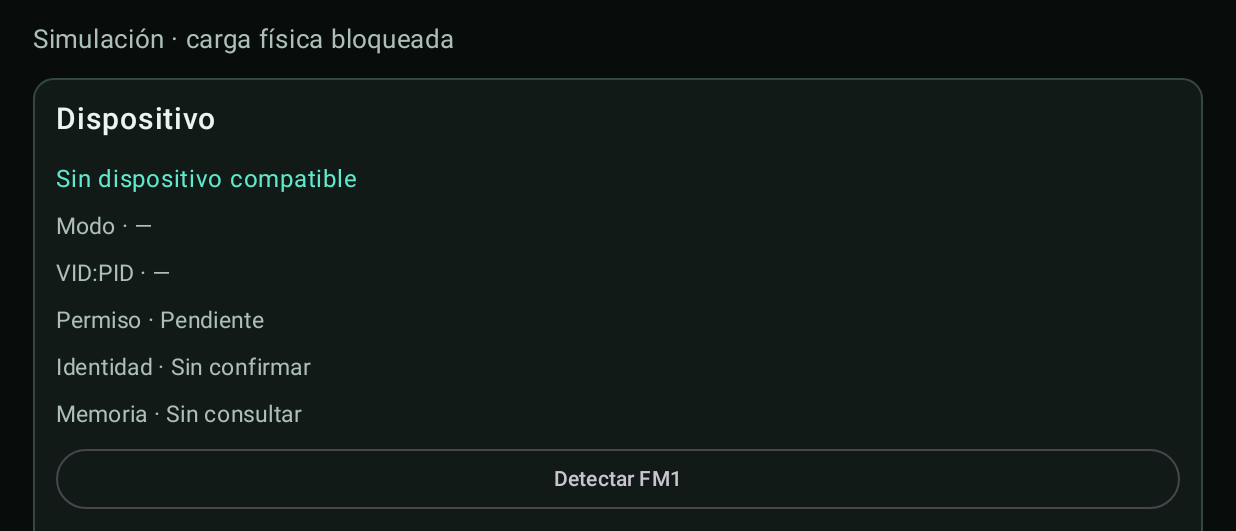
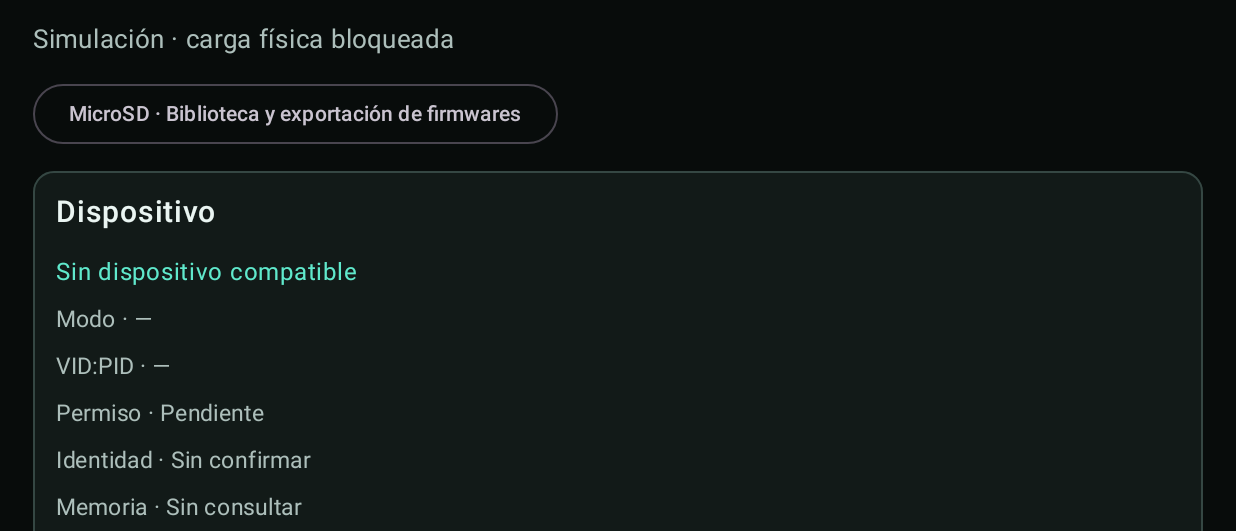
Before and after one commit to josxtm/FM1-USB-MULTIBOOT-, an Android app built with Jetpack Compose: the screen it shows after launch (MainActivity), on a phone screen of 824 x 412 dp (held sideways), the part 87-618 px from its top. Run offline under Robolectric (Android 15) with nearby library versions, the phone set to English and light mode, and no system bars.

Commit message:
feat: integrate FM1 microSD manager into Android RAM Loader comp5

```diff
--- a/android/app/src/main/java/com/josxtm/fm1ramloader/LoaderScreen.kt
+++ b/android/app/src/main/java/com/josxtm/fm1ramloader/LoaderScreen.kt
@@ -59,7 +59,8 @@ internal fun LoaderScreen(
     progress: Float, busy: Boolean, lines: List<String>, detect: () -> Unit, selectUsb: (Int) -> Unit,
     connect: () -> Unit, connectExclusive: (Int) -> Unit, disconnect: () -> Unit,
     selectFile: () -> Unit, useReference: () -> Unit,
-    validate: () -> Unit, simulate: () -> Unit, export: () -> Unit
+    validate: () -> Unit, simulate: () -> Unit, export: () -> Unit,
+    openLibrary: () -> Unit
 ) {
     MaterialTheme(colorScheme = palette) {
         Surface(color = ink, modifier = Modifier.fillMaxSize()) {
@@ -70,6 +71,7 @@ internal fun LoaderScreen(
                     Text("FM1 RAM LOADER", color = teal, fontFamily = FontFamily.Monospace,
                         fontSize = 31.sp, fontWeight = FontWeight.Bold)
                     Text("Simulación · carga física bloqueada", color = muted, fontSize = 17.sp)
+                    OutlinedButton(openLibrary) { Text("MicroSD · Biblioteca y exportación de firmwares") }
                     if (wide) {
                         Row(horizontalArrangement = Arrangement.spacedBy(14.dp)) {
                             DevicePane(Modifier.weight(1f), usb, detect, selectUsb, connect, connectExclusive, disconnect)
```
